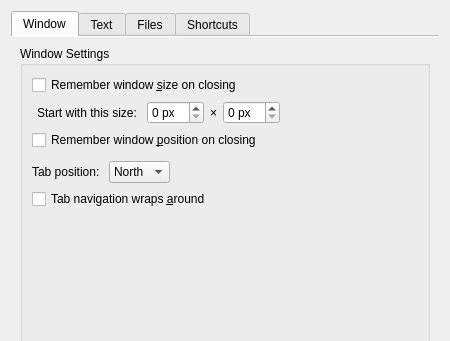
Above: featherpad/prefDialog.ui from tembun/fpad before the change; both pictures show x 0 to 450 and y 0 to 341 of the 450 by 530 pixel window. Below: the same form after it.
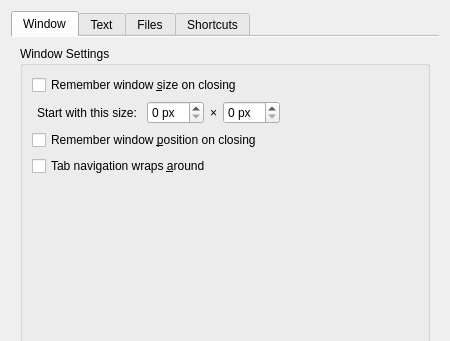
That is the form after the change. Icons and pictures are not drawn.

Commit message: remove tab position setting

What changed in the file:
```diff
--- a/featherpad/prefDialog.ui
+++ b/featherpad/prefDialog.ui
@@ -153,83 +153,6 @@
                 </property>
                </widget>
               </item>
-              <item>
-               <layout class="QHBoxLayout" name="horizontalLayout_1">
-                <item>
-                 <spacer name="horizontalSpacer_1">
-                  <property name="orientation">
-                   <enum>Qt::Horizontal</enum>
-                  </property>
-                  <property name="sizeType">
-                   <enum>QSizePolicy::Fixed</enum>
-                  </property>
-                  <property name="sizeHint" stdset="0">
-                   <size>
-                    <width>22</width>
-                    <height>5</height>
-                   </size>
-                  </property>
-                 </spacer>
-                </item>
-               </layout>
-              </item>
-              <item>
-               <layout class="QHBoxLayout" name="horizontalLayout_3">
-                <item>
-                 <widget class="QLabel" name="tabLabel">
-                  <property name="toolTip">
-                   <string>Will take effect after closing this dialog.</string>
-                  </property>
-                  <property name="text">
-                   <string>Tab position: </string>
-                  </property>
-                 </widget>
-                </item>
-                <item>
-                 <widget class="QComboBox" name="tabCombo">
-                  <property name="toolTip">
-                   <string>Will take effect after closing this dialog.</string>
-                  </property>
-                  <item>
-                   <property name="text">
-                    <string>North</string>
-                   </property>
-                  </item>
-                  <item>
-                   <property name="text">
-                    <string>South</string>
-                   </property>
-                  </item>
-                  <item>
-                   <property name="text">
-                    <string>West</string>
-                   </property>
-                  </item>
-                  <item>
-                   <property name="text">
-                    <string>East</string>
-                   </property>
-                  </item>
-                 </widget>
-                </item>
-                <item>
-                 <spacer name="horizontalSpacer_3">
-                  <property name="orientation">
-                   <enum>Qt::Horizontal</enum>
-                  </property>
-                  <property name="sizeType">
-                   <enum>QSizePolicy::MinimumExpanding</enum>
-                  </property>
-                  <property name="sizeHint" stdset="0">
-                   <size>
-                    <width>5</width>
-                    <height>5</height>
-                   </size>
-                  </property>
-                 </spacer>
-                </item>
-               </layout>
-              </item>
               <item>
                <widget class="QCheckBox" name="tabBox">
                 <property name="toolTip">
```
The commit also changes 5 other files.
